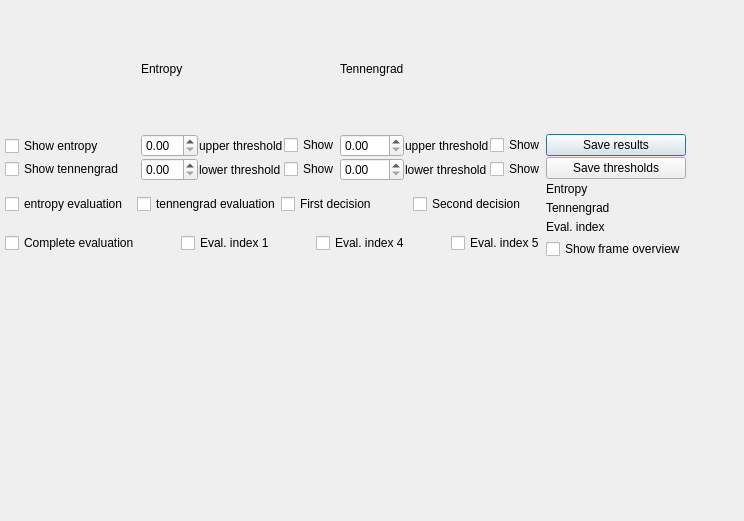
Above: dialogs/grafet.ui from RaphCucul/Image-registration-GUI before the change. Below: the same form after it.
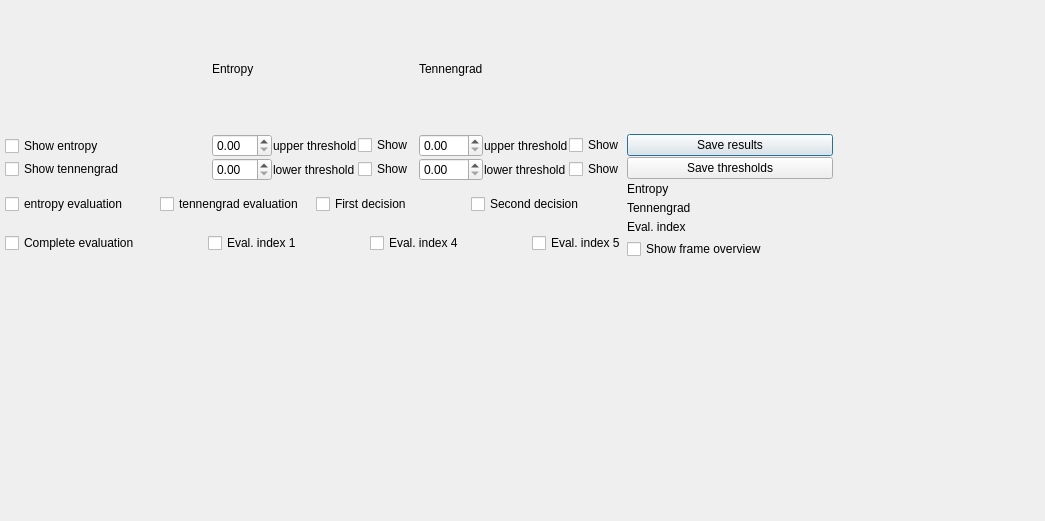
That is the form after the change.

Commit message:
Graphs E+T
Fixed saving and improved control of the dialogue size.

Diff of the .ui file:
```diff
--- a/dialogs/grafet.ui
+++ b/dialogs/grafet.ui
@@ -6,7 +6,7 @@
    <rect>
     <x>0</x>
     <y>0</y>
-    <width>744</width>
+    <width>1045</width>
     <height>521</height>
    </rect>
   </property>
@@ -16,6 +16,18 @@
     <verstretch>0</verstretch>
    </sizepolicy>
   </property>
+  <property name="minimumSize">
+   <size>
+    <width>1045</width>
+    <height>521</height>
+   </size>
+  </property>
+  <property name="maximumSize">
+   <size>
+    <width>1200</width>
+    <height>600</height>
+   </size>
+  </property>
   <property name="windowTitle">
    <string>Dialog</string>
   </property>
```
The commit also changes 2 other files.
